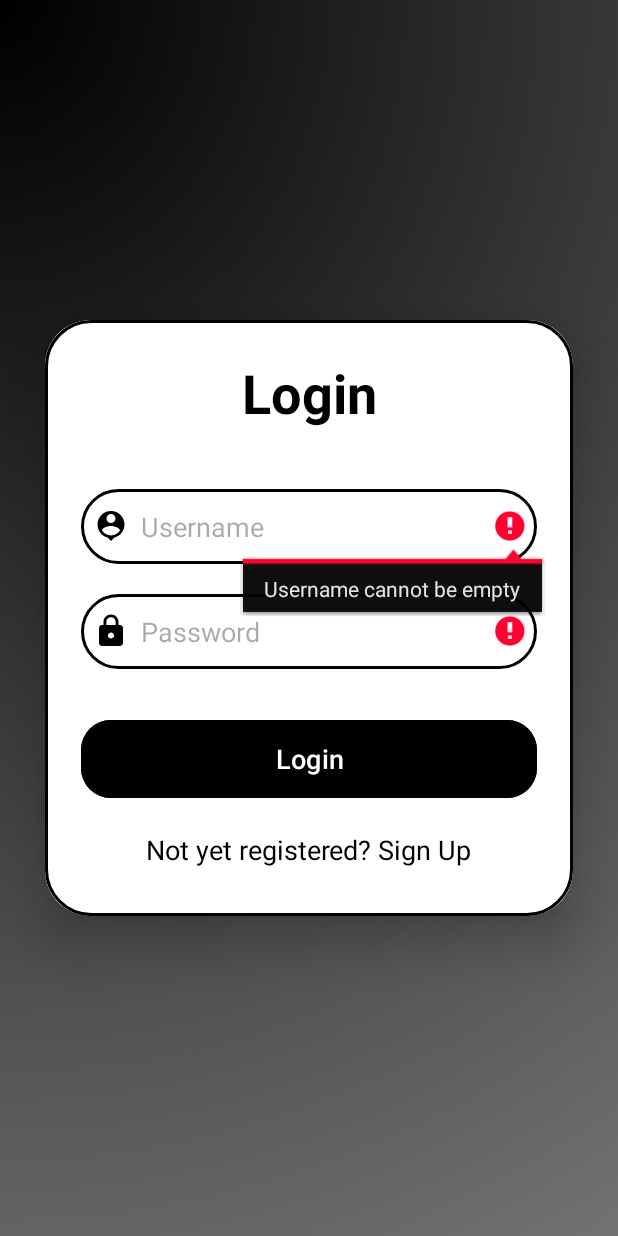
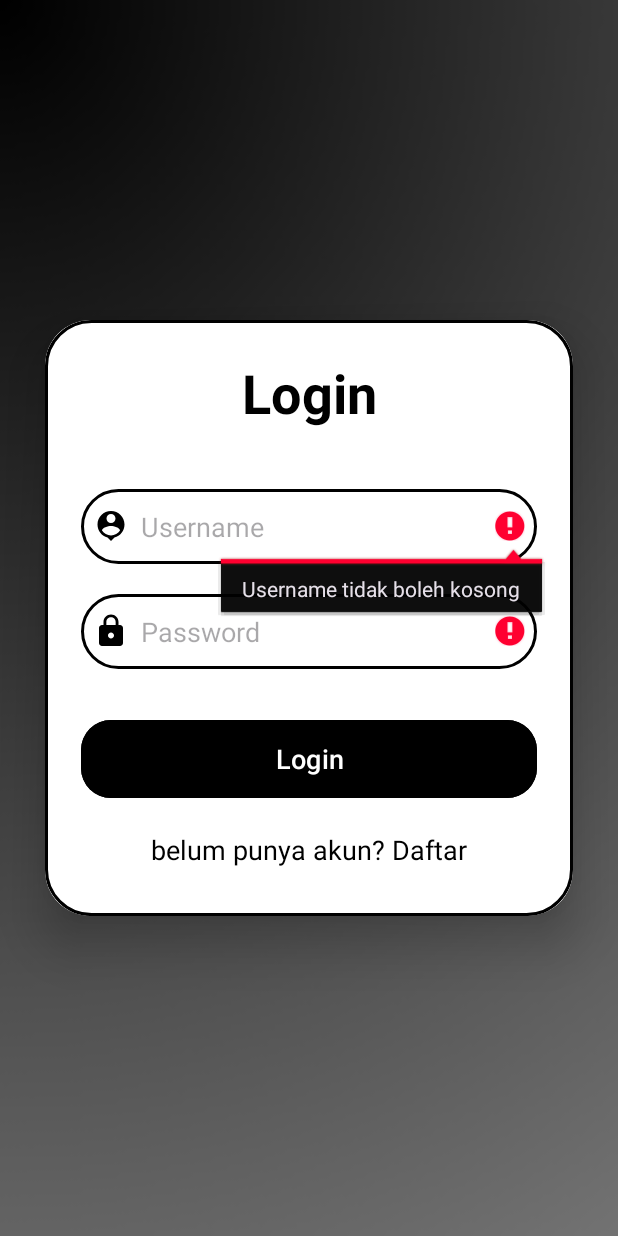
Before and after one commit to Nandoabcd22/Project1, an Android app: the screen it shows after launch (LoginActivity), after a tap on "Login", on a phone screen of 412 x 824 dp. Run offline under Robolectric (Android 15) with nearby library versions, the phone set to English and light mode, and no system bars; our stand-ins replace Firebase (no records; nobody signed in at launch, a user with empty details on screens opened directly).

```diff
--- a/app/src/main/java/com/nando/signuploginrealtime/LoginActivity.java
+++ b/app/src/main/java/com/nando/signuploginrealtime/LoginActivity.java
@@ -9,6 +9,7 @@ import android.view.View;
 import android.widget.Button;
 import android.widget.EditText;
 import android.widget.TextView;
+import android.widget.Toast;
 
 import com.google.firebase.database.DataSnapshot;
 import com.google.firebase.database.DatabaseError;
@@ -59,7 +60,7 @@ public class LoginActivity extends AppCompatActivity {
     public Boolean validateUsername() {
         String val = loginUsername.getText().toString();
         if (val.isEmpty()) {
-            loginUsername.setError("Username cannot be empty");
+            loginUsername.setError("Username tidak boleh kosong");
             return false;
         } else {
             loginUsername.setError(null);
@@ -70,7 +71,7 @@ public class LoginActivity extends AppCompatActivity {
     public Boolean validatePassword(){
         String val = loginPassword.getText().toString();
         if (val.isEmpty()) {
-            loginPassword.setError("Password cannot be empty");
+            loginPassword.setError("kata sandi tidak boleh kosong");
             return false;
         } else {
             loginPassword.setError(null);
@@ -110,12 +111,13 @@ public class LoginActivity extends AppCompatActivity {
                         intent.putExtra("password", passwordFromDB);
 
                         startActivity(intent);
+                        Toast.makeText(LoginActivity.this, "Login berhasil!", Toast.LENGTH_SHORT).show();
                     } else {
-                        loginPassword.setError("Invalid Credentials");
+                        loginPassword.setError("password salah");
                         loginPassword.requestFocus();
                     }
                 } else {
-                    loginUsername.setError("User does not exist");
+                    loginUsername.setError("User tidak ditemukan");
                     loginUsername.requestFocus();
                 }
             }
--- a/app/src/main/java/com/nando/signuploginrealtime/SignupActivity.java
+++ b/app/src/main/java/com/nando/signuploginrealtime/SignupActivity.java
@@ -48,7 +48,7 @@ public class SignupActivity extends AppCompatActivity {
                 HelperClass helperClass = new HelperClass(name, email, username, password);
                 reference.child(username).setValue(helperClass);
 
-                Toast.makeText(SignupActivity.this, "You have signup successfully!", Toast.LENGTH_SHORT).show();
+                Toast.makeText(SignupActivity.this, "anda berhasil mendaftar!", Toast.LENGTH_SHORT).show();
                 Intent intent = new Intent(SignupActivity.this, LoginActivity.class);
                 startActivity(intent);
             }
--- a/app/src/main/res/layout/activity_login.xml
+++ b/app/src/main/res/layout/activity_login.xml
@@ -77,7 +77,7 @@
                 android:layout_gravity="center"
                 android:layout_marginTop="10dp"
                 android:padding="8dp"
-                android:text="Not yet registered? Sign Up"
+                android:text="belum punya akun? Daftar"
                 android:textColor="@color/black"
                 android:textSize="18sp" />
 
--- a/app/src/main/res/layout/activity_signup.xml
+++ b/app/src/main/res/layout/activity_signup.xml
@@ -98,7 +98,7 @@
                 android:layout_width="wrap_content"
                 android:layout_height="wrap_content"
                 android:id="@+id/loginRedirectText"
-                android:text="Already an user? Login"
+                android:text="sudah memilik akun? login "
                 android:layout_gravity="center"
                 android:padding="8dp"
                 android:layout_marginTop="10dp"
```
